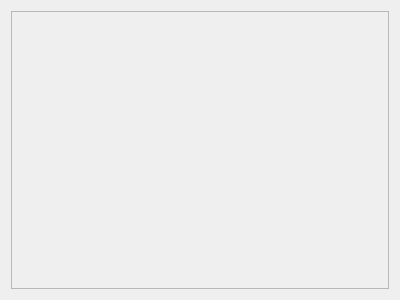
First picture: the form in gui/ui/imageviewer.ui, repository apitrace/apitrace, before the edit.
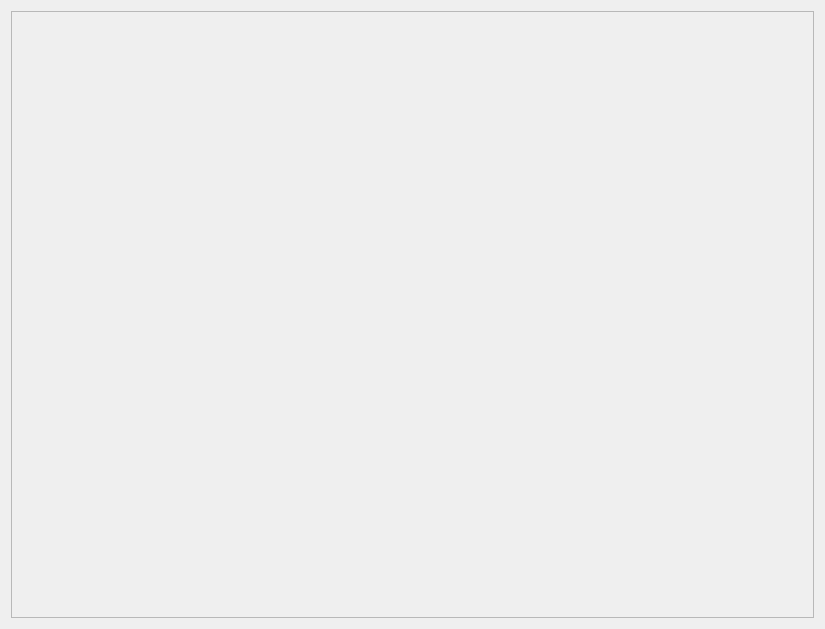
Second picture: the form after the edit.

Commit message: Size the image widget more reasonably.

The edit to the form file:
```diff
--- a/gui/ui/imageviewer.ui
+++ b/gui/ui/imageviewer.ui
@@ -6,8 +6,8 @@
    <rect>
     <x>0</x>
     <y>0</y>
-    <width>400</width>
-    <height>300</height>
+    <width>825</width>
+    <height>629</height>
    </rect>
   </property>
   <property name="windowTitle">
@@ -24,8 +24,8 @@
        <rect>
         <x>0</x>
         <y>0</y>
-        <width>386</width>
-        <height>286</height>
+        <width>811</width>
+        <height>615</height>
        </rect>
       </property>
       <layout class="QVBoxLayout" name="verticalLayout_2">
```
The commit also changes 1 other file.
